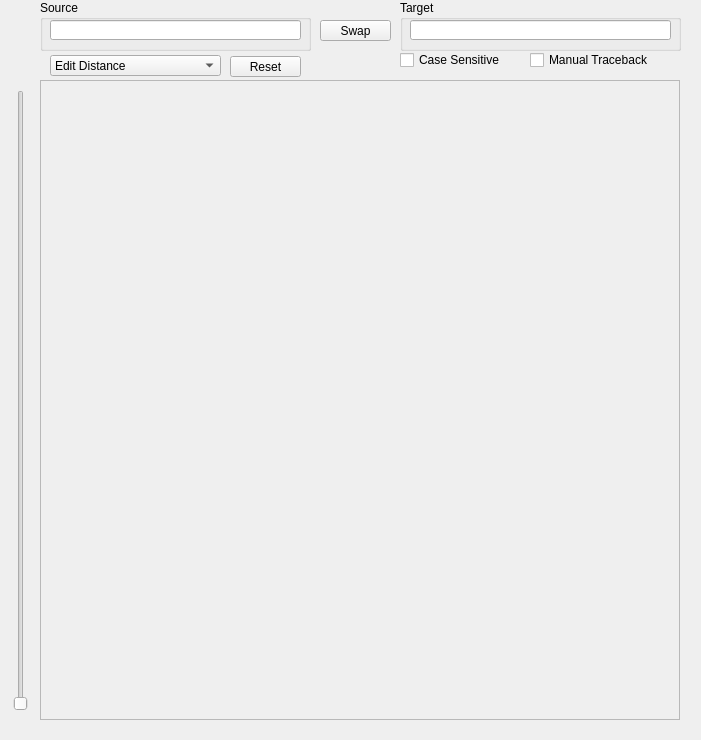
Above: mainwindow.ui from garrettsickles/DPVisualization before the change. Below: the same form after it.
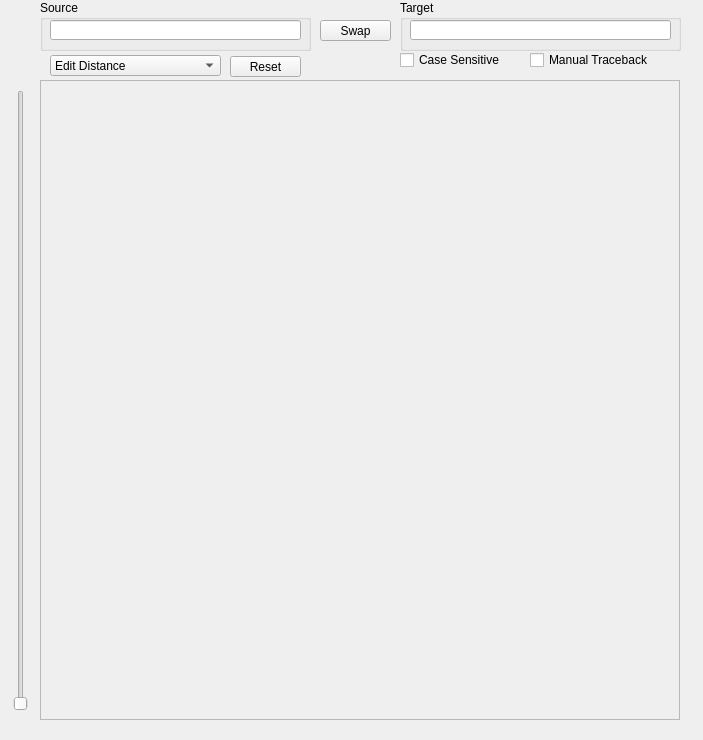
That is the form after the change.

Commit message: Implemented message box for backtrack information after each click.

The edit to the form file:
```diff
--- a/mainwindow.ui
+++ b/mainwindow.ui
@@ -6,7 +6,7 @@
    <rect>
     <x>0</x>
     <y>0</y>
-    <width>701</width>
+    <width>703</width>
     <height>740</height>
    </rect>
   </property>
```
The commit also changes 2 other files.
